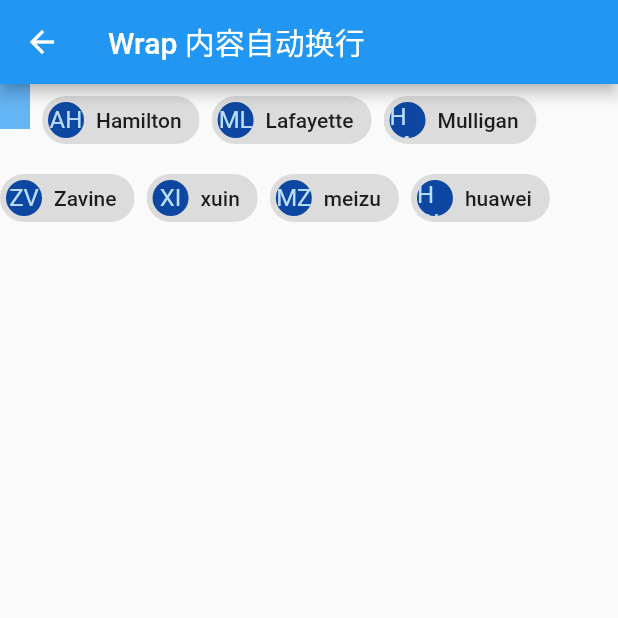
After one commit to xuin-net/Flutter_All_Widgets, a Flutter app: the WrapScreen screen opened directly, on a phone screen of 412 x 824 dp, the top half of it. The commit adds this screen. Run offline on Flutter 3.47's test engine with Material 2 defaults, Android fonts, the phone set to English and light mode, and no system bars.

Commit message:
[Widgets] Finish learn Wrap widget

```diff
--- a/lib/data/metaData.dart
+++ b/lib/data/metaData.dart
@@ -2,8 +2,10 @@ import '../widgets/Common.dart';
 
 import '../widgets/SafeArea.dart';
 import '../widgets/Layout.dart';
+import '../widgets/Wrap.dart';
 
 List<LearnWidget> widgets = [
   LearnWidget('SafeArea', SafeAreaScreen()),
   LearnWidget('Layout', LayoutScreen()),
+  LearnWidget('Wrap', WrapScreen()),
 ];
--- a/lib/widgets/Layout.dart
+++ b/lib/widgets/Layout.dart
@@ -5,7 +5,9 @@ class LayoutScreen extends CommonWidget {
   @override
   Widget build(BuildContext context) {
     return Scaffold(
-        appBar: AppBar(),
+        appBar: AppBar(
+          title: Text('布局'),
+        ),
         body: Column(
           children: [
             Row(
--- /dev/null
+++ b/lib/widgets/Wrap.dart
@@ -0,0 +1,61 @@
+import 'package:flutter/material.dart';
+import 'Common.dart';
+
+class WrapScreen extends CommonWidget {
+  @override
+  Widget build(BuildContext context) {
+    return Scaffold(
+      appBar: AppBar(
+        title: Text('Wrap 内容自动换行'),
+      ),
+      body: Wrap(
+        // alignment: WrapAlignment.center,
+        // crossAxisAlignment: WrapCrossAlignment.center,
+        spacing: 8.0, // 列距
+        runSpacing: 4.0, // 行距
+        children: <Widget>[
+          Container(
+            color: Colors.blue.shade300,
+            height: 30,
+            width: 20,
+          ),
+          Chip(
+            avatar: CircleAvatar(
+                backgroundColor: Colors.blue.shade900, child: Text('AH')),
+            label: Text('Hamilton'),
+          ),
+          Chip(
+            avatar: CircleAvatar(
+                backgroundColor: Colors.blue.shade900, child: Text('ML')),
+            label: Text('Lafayette'),
+          ),
+          Chip(
+            avatar: CircleAvatar(
+                backgroundColor: Colors.blue.shade900, child: Text('HM')),
+            label: Text('Mulligan'),
+          ),
+          Chip(
+            avatar: CircleAvatar(
+                backgroundColor: Colors.blue.shade900, child: Text('ZV')),
+            label: Text('Zavine'),
+          ),
+          Chip(
+            avatar: CircleAvatar(
+                backgroundColor: Colors.blue.shade900, child: Text('XI')),
+            label: Text('xuin'),
+          ),
+          Chip(
+            avatar: CircleAvatar(
+                backgroundColor: Colors.blue.shade900, child: Text('MZ')),
+            label: Text('meizu'),
+          ),
+          Chip(
+            avatar: CircleAvatar(
+                backgroundColor: Colors.blue.shade900, child: Text('HW')),
+            label: Text('huawei'),
+          ),
+        ],
+      ),
+    );
+  }
+}
--- a/lib/widgets/tmp.dart
+++ b/lib/widgets/tmp.dart
@@ -1,7 +1,13 @@
 import 'package:flutter/material.dart';
 import 'Common.dart';
 
-class LayoutScreen extends CommonWidget {
+class TmpScreen extends CommonWidget {
   @override
-  Widget build(BuildContext context) {}
+  Widget build(BuildContext context) {
+    return Scaffold(
+        appBar: AppBar(
+          title: Text('tmp'),
+        ),
+        body: Text('tmpPage'));
+  }
 }
```
